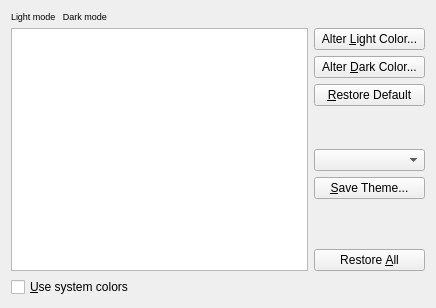
Above: src/frontends/qt/ui/PrefColorsUi.ui from kojiOnHill/lyx before the change. Below: the same form after it.
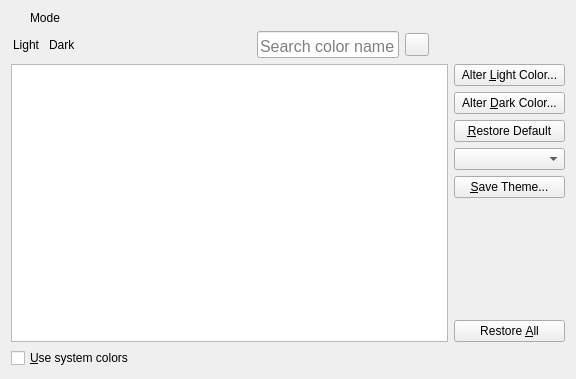
That is the form after the change. Icons and pictures are not drawn.

What changed in the file:
```diff
--- a/src/frontends/qt/ui/PrefColorsUi.ui
+++ b/src/frontends/qt/ui/PrefColorsUi.ui
@@ -6,8 +6,8 @@
    <rect>
     <x>0</x>
     <y>0</y>
-    <width>436</width>
-    <height>308</height>
+    <width>576</width>
+    <height>379</height>
    </rect>
   </property>
   <property name="sizePolicy">
@@ -20,17 +20,7 @@
    <string/>
   </property>
   <layout class="QGridLayout" name="gridLayout_2">
-   <item row="1" column="0">
-    <widget class="QCheckBox" name="syscolorsCB">
-     <property name="toolTip">
-      <string>Use the color scheme of your Operating System/Desktop Environment</string>
-     </property>
-     <property name="text">
-      <string>&amp;Use system colors</string>
-     </property>
-    </widget>
-   </item>
-   <item row="1" column="1">
+   <item row="2" column="1">
     <spacer name="horizontalSpacer">
      <property name="orientation">
       <enum>Qt::Orientation::Horizontal</enum>
@@ -43,32 +33,100 @@
      </property>
     </spacer>
    </item>
-   <item row="0" column="0" colspan="2">
-    <layout class="QGridLayout" name="gridLayout" rowstretch="0,0,0,0,0,0,0,0,0,0,0,0,0" columnstretch="0,0">
-     <item row="4" column="0" rowspan="9">
-      <widget class="QListWidget" name="lyxObjectsLW">
+   <item row="2" column="0">
+    <widget class="QCheckBox" name="syscolorsCB">
+     <property name="sizePolicy">
+      <sizepolicy hsizetype="Minimum" vsizetype="Minimum">
+       <horstretch>0</horstretch>
+       <verstretch>0</verstretch>
+      </sizepolicy>
+     </property>
+     <property name="toolTip">
+      <string>Use the color scheme of your Operating System/Desktop Environment</string>
+     </property>
+     <property name="text">
+      <string>&amp;Use system colors</string>
+     </property>
+    </widget>
+   </item>
+   <item row="1" column="0" colspan="2">
+    <layout class="QGridLayout" name="gridLayout" rowstretch="0,0,0,0,0,0,0,0,0" columnstretch="0,0,0,0,0,0,0">
+     <item row="1" column="1">
+      <widget class="QLabel" name="labelDark">
        <property name="sizePolicy">
-        <sizepolicy hsizetype="MinimumExpanding" vsizetype="Expanding">
+        <sizepolicy hsizetype="Fixed" vsizetype="Minimum">
          <horstretch>0</horstretch>
          <verstretch>0</verstretch>
         </sizepolicy>
        </property>
-       <property name="horizontalScrollBarPolicy">
-        <enum>Qt::ScrollBarPolicy::ScrollBarAsNeeded</enum>
+       <property name="minimumSize">
+        <size>
+         <width>28</width>
+         <height>0</height>
+        </size>
        </property>
+       <property name="font">
+        <font>
+         <pointsize>9</pointsize>
+        </font>
+       </property>
+       <property name="text">
+        <string>Dark</string>
+       </property>
+       <property name="alignment">
+        <set>Qt::AlignmentFlag::AlignLeading|Qt::AlignmentFlag::AlignLeft|Qt::AlignmentFlag::AlignVCenter</set>
+       </property>
       </widget>
      </item>
-     <item row="6" column="1">
-      <widget class="QPushButton" name="colorResetPB">
+     <item row="1" column="4">
+      <widget class="QToolButton" name="searchForwardPB">
+       <property name="sizePolicy">
+        <sizepolicy hsizetype="Fixed" vsizetype="Fixed">
+         <horstretch>0</horstretch>
+         <verstretch>0</verstretch>
+        </sizepolicy>
+       </property>
+       <property name="text">
+        <string/>
+       </property>
+       <property name="icon">
+        <iconset theme="QIcon::ThemeIcon::GoNext"/>
+       </property>
+       <property name="arrowType">
+        <enum>Qt::ArrowType::NoArrow</enum>
+       </property>
+      </widget>
+     </item>
+     <item row="3" column="6">
+      <widget class="QPushButton" name="colorDarkChangePB">
+       <property name="sizePolicy">
+        <sizepolicy hsizetype="Minimum" vsizetype="Fixed">
+         <horstretch>0</horstretch>
+         <verstretch>0</verstretch>
+        </sizepolicy>
+       </property>
        <property name="toolTip">
         <string>Reset the selected color to its original value</string>
        </property>
        <property name="text">
-        <string>&amp;Restore Default</string>
+        <string>Alter &amp;Dark Color...</string>
        </property>
       </widget>
      </item>
-     <item row="8" column="1">
+     <item row="7" column="6">
+      <spacer name="verticalSpacer">
+       <property name="orientation">
+        <enum>Qt::Orientation::Vertical</enum>
+       </property>
+       <property name="sizeHint" stdset="0">
+        <size>
+         <width>20</width>
+         <height>40</height>
+        </size>
+       </property>
+      </spacer>
+     </item>
+     <item row="5" column="6">
       <widget class="QComboBox" name="loadThemeCO">
        <property name="sizePolicy">
         <sizepolicy hsizetype="Minimum" vsizetype="Fixed">
@@ -84,10 +142,23 @@
        </property>
       </widget>
      </item>
-     <item row="4" column="1">
+     <item row="2" column="0" rowspan="7" colspan="6">
+      <widget class="QListWidget" name="lyxObjectsLW">
+       <property name="sizePolicy">
+        <sizepolicy hsizetype="Expanding" vsizetype="MinimumExpanding">
+         <horstretch>0</horstretch>
+         <verstretch>0</verstretch>
+        </sizepolicy>
+       </property>
+       <property name="horizontalScrollBarPolicy">
+        <enum>Qt::ScrollBarPolicy::ScrollBarAsNeeded</enum>
+       </property>
+      </widget>
+     </item>
+     <item row="2" column="6">
       <widget class="QPushButton" name="colorChangePB">
        <property name="sizePolicy">
-        <sizepolicy hsizetype="Preferred" vsizetype="Fixed">
+        <sizepolicy hsizetype="Minimum" vsizetype="Fixed">
          <horstretch>0</horstretch>
          <verstretch>0</verstretch>
         </sizepolicy>
@@ -100,7 +171,123 @@
        </property>
       </widget>
      </item>
-     <item row="9" column="1">
+     <item row="0" column="0" colspan="2">
+      <widget class="QLabel" name="labelMode">
+       <property name="sizePolicy">
+        <sizepolicy hsizetype="Fixed" vsizetype="Fixed">
+         <horstretch>0</horstretch>
+         <verstretch>0</verstretch>
+        </sizepolicy>
+       </property>
+       <property name="minimumSize">
+        <size>
+         <width>68</width>
+         <height>0</height>
+        </size>
+       </property>
+       <property name="font">
+        <font>
+         <pointsize>9</pointsize>
+        </font>
+       </property>
+       <property name="text">
+        <string>Mode</string>
+       </property>
+       <property name="alignment">
+        <set>Qt::AlignmentFlag::AlignCenter</set>
+       </property>
+      </widget>
+     </item>
+     <item row="1" column="0">
+      <widget class="QLabel" name="labelLight">
+       <property name="sizePolicy">
+        <sizepolicy hsizetype="Fixed" vsizetype="Minimum">
+         <horstretch>0</horstretch>
+         <verstretch>0</verstretch>
+        </sizepolicy>
+       </property>
+       <property name="minimumSize">
+        <size>
+         <width>28</width>
+         <height>0</height>
+        </size>
+       </property>
+       <property name="font">
+        <font>
+         <pointsize>9</pointsize>
+        </font>
+       </property>
+       <property name="text">
+        <string>Light</string>
+       </property>
+       <property name="alignment">
+        <set>Qt::AlignmentFlag::AlignRight|Qt::AlignmentFlag::AlignTrailing|Qt::AlignmentFlag::AlignVCenter</set>
+       </property>
+      </widget>
+     </item>
+     <item row="1" column="5">
+      <spacer name="horizontalSpacer_Title2">
+       <property name="orientation">
+        <enum>Qt::Orientation::Horizontal</enum>
+       </property>
+       <property name="sizeType">
+        <enum>QSizePolicy::Policy::Fixed</enum>
+       </property>
+       <property name="sizeHint" stdset="0">
+        <size>
+         <width>13</width>
+         <height>20</height>
+        </size>
+       </property>
+      </spacer>
+     </item>
+     <item row="1" column="3">
+      <widget class="QLineEdit" name="searchStringEdit">
+       <property name="sizePolicy">
+        <sizepolicy hsizetype="Maximum" vsizetype="Fixed">
+         <horstretch>0</horstretch>
+         <verstretch>0</verstretch>
+        </sizepolicy>
+       </property>
+       <property name="minimumSize">
+        <size>
+         <width>120</width>
+         <height>0</height>
+        </size>
+       </property>
+       <property name="maximumSize">
+        <size>
+         <width>500</width>
+         <height>16777215</height>
+        </size>
+       </property>
+       <property name="font">
+        <font>
+         <pointsize>12</pointsize>
+        </font>
+       </property>
+       <property name="alignment">
+        <set>Qt::AlignmentFlag::AlignBottom|Qt::AlignmentFlag::AlignLeading|Qt::AlignmentFlag::AlignLeft</set>
+       </property>
+       <property name="placeholderText">
+        <string>Search color name</string>
+       </property>
+      </widget>
+     </item>
+     <item row="1" column="2">
+      <spacer name="horizontalSpacer_Title">
+       <property name="orientation">
+        <enum>Qt::Orientation::Horizontal</enum>
+       </property>
+       <property name="sizeHint" stdset="0">
+        <size>
+         <width>40</width>
+         <height>13</height>
+        </size>
+       </property>
+      </spacer>
+     </item>
+     <item row="6" column="6">
       <widget class="QPushButton" name="saveThemePB">
        <property name="toolTip">
         <string>Save current color setting as a color theme</string>
@@ -110,32 +297,7 @@
        </property>
       </widget>
      </item>
-     <item row="11" column="1">
-      <spacer>
-       <property name="orientation">
-        <enum>Qt::Orientation::Vertical</enum>
-       </property>
-       <property name="sizeHint" stdset="0">
-        <size>
-         <width>20</width>
-         <height>40</height>
-        </size>
-       </property>
-      </spacer>
-     </item>
-     <item row="3" column="0">
-      <widget class="QLabel" name="label">
-       <property name="font">
-        <font>
-         <pointsize>7</pointsize>
-        </font>
-       </property>
-       <property name="text">
-        <string>Light mode   Dark mode</string>
-       </property>
-      </widget>
-     </item>
-     <item row="12" column="1">
+     <item row="8" column="6">
       <widget class="QPushButton" name="colorResetAllPB">
        <property name="toolTip">
         <string>Reset all colors to their original value</string>
@@ -145,35 +307,16 @@
        </property>
       </widget>
      </item>
-     <item row="5" column="1">
-      <widget class="QPushButton" name="colorDarkChangePB">
-       <property name="sizePolicy">
-        <sizepolicy hsizetype="Preferred" vsizetype="Fixed">
-         <horstretch>0</horstretch>
-         <verstretch>0</verstretch>
-        </sizepolicy>
-       </property>
+     <item row="4" column="6">
+      <widget class="QPushButton" name="colorResetPB">
        <property name="toolTip">
         <string>Change the selected dark-mode color</string>
        </property>
        <property name="text">
-        <string>Alter &amp;Dark Color...</string>
+        <string>&amp;Restore Default</string>
        </property>
       </widget>
      </item>
-     <item row="7" column="1">
-      <spacer name="verticalSpacer">
-       <property name="orientation">
-        <enum>Qt::Orientation::Vertical</enum>
-       </property>
-       <property name="sizeHint" stdset="0">
-        <size>
-         <width>20</width>
-         <height>40</height>
-        </size>
-       </property>
-      </spacer>
-     </item>
     </layout>
    </item>
   </layout>
```
Left out of the diff: 4 changed lines with no effect on the pictures.
